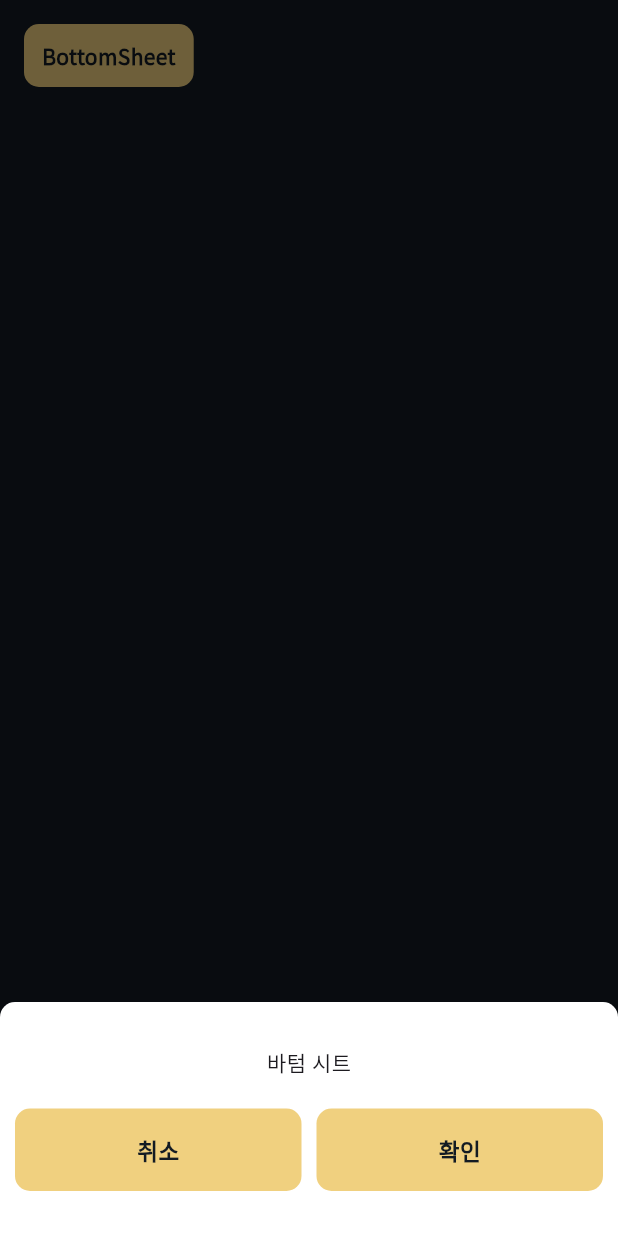
After one commit to hatssue/client, a Flutter app: the ComponentSampleView screen opened by its route, after a tap on "BottomSheet", on a phone screen of 412 x 824 dp. The commit adds this screen. Run offline on Flutter 3.47's test engine with Material 3 defaults, Android fonts, the phone set to English and light mode, and no system bars; our stand-ins replace flutter_riverpod, freezed_annotation, go_router, riverpod_annotation, table_calendar; generated files the repository leaves out were written again.

Commit message:
feat: 컴포넌트 샘플 페이지 & base bottom sheet 컴포넌트 추가 (#19)

```diff
--- a/lib/features/home/home_view.dart
+++ b/lib/features/home/home_view.dart
@@ -55,6 +55,12 @@ class Home extends StatelessWidget {
                 },
                 child: const Text("챌린지 생성"),
               ),
+              ElevatedButton(
+                onPressed: () {
+                  context.go('/componentSampleView');
+                },
+                child: const Text("컴포넌트 샘플"),
+              ),
             ],
           )),
         );
--- /dev/null
+++ b/lib/features/samples/component_sample_view.dart
@@ -0,0 +1,31 @@
+import 'package:flutter/material.dart';
+import 'package:flutter_riverpod/flutter_riverpod.dart';
+import 'package:hatssue/features/samples/components/bottom_sheet_sample_view.dart';
+import 'package:hatssue/shared/base_bottom_sheet/base_bottom_sheet.dart';
+import 'package:hatssue/shared/button/button.dart';
+
+class ComponentSampleView extends ConsumerWidget {
+  const ComponentSampleView({super.key});
+
+  @override
+  Widget build(BuildContext context, WidgetRef ref) {
+    return Scaffold(
+      body: Padding(
+        padding: const EdgeInsets.all(16.0),
+        child: Column(
+          children: [
+            Button(
+              text: 'BottomSheet',
+              onPressed: () {
+                showModalBottomSheet(
+                  context: context,
+                  builder: (context) => const BottomSheetSampleView(),
+                );
+              },
+            ),
+          ],
+        ),
+      ),
+    );
+  }
+}
--- /dev/null
+++ b/lib/features/samples/components/bottom_sheet_sample_view.dart
@@ -0,0 +1,54 @@
+import 'package:flutter/material.dart';
+import 'package:hatssue/shared/base_bottom_sheet/base_bottom_sheet.dart';
+import 'package:hatssue/shared/button/button.dart';
+import 'package:hatssue/shared/button/button_size.dart';
+
+class BottomSheetSampleView extends StatelessWidget {
+  const BottomSheetSampleView({super.key});
+
+  @override
+  Widget build(BuildContext context) {
+    return BaseBottomSheet(
+      child: SizedBox(
+        width: double.infinity,
+        child: Column(
+          mainAxisSize: MainAxisSize.min,
+          children: [
+            const Text('바텀 시트'),
+            const SizedBox(height: 20),
+            Padding(
+              padding: const EdgeInsets.symmetric(
+                horizontal: 10,
+              ),
+              child: Row(
+                children: [
+                  Expanded(
+                    child: Button(
+                      size: ButtonSize.large,
+                      text: '취소',
+                      onPressed: () {
+                        Navigator.pop(context);
+                      },
+                    ),
+                  ),
+                  const SizedBox(
+                    width: 10,
+                  ),
+                  Expanded(
+                    child: Button(
+                      size: ButtonSize.large,
+                      text: '확인',
+                      onPressed: () {
+                        Navigator.pop(context);
+                      },
+                    ),
+                  ),
+                ],
+              ),
+            ),
+          ],
+        ),
+      ),
+    );
+  }
+}
--- /dev/null
+++ b/lib/shared/base_bottom_sheet/base_bottom_sheet.dart
@@ -0,0 +1,33 @@
+import 'package:flutter/material.dart';
+import 'package:flutter_riverpod/flutter_riverpod.dart';
+
+class BaseBottomSheet extends ConsumerWidget {
+  const BaseBottomSheet({
+    super.key,
+    required this.child,
+    this.padding,
+  });
+
+  final Widget child;
+  final EdgeInsets? padding;
+
+  @override
+  Widget build(BuildContext context, WidgetRef ref) {
+    return Container(
+      decoration: const BoxDecoration(
+        color: Colors.white,
+        borderRadius: BorderRadius.only(
+          topLeft: Radius.circular(10),
+          topRight: Radius.circular(10),
+        ),
+      ),
+      padding: padding ??
+          const EdgeInsets.symmetric(
+            vertical: 30,
+          ),
+      child: SafeArea(
+        child: child,
+      ),
+    );
+  }
+}
--- a/lib/shared/button/button.dart
+++ b/lib/shared/button/button.dart
@@ -79,7 +79,7 @@ class _ButtonState extends ConsumerState<Button> {
           color: backgroundColor,
           borderRadius: BorderRadius.circular(10),
         ),
-        padding: const EdgeInsets.all(18),
+        padding: EdgeInsets.all(widget.size.padding),
         child: Row(
           mainAxisSize: MainAxisSize.min,
           mainAxisAlignment: MainAxisAlignment.center,
--- a/lib/theme/res/palette.dart
+++ b/lib/theme/res/palette.dart
@@ -17,4 +17,7 @@ abstract class Palette {
   static Color grey08 = const Color(0xFF363D44);
   static Color grey09 = const Color(0xFF2C353F);
   static Color grey10 = const Color(0xFF2A3139);
+  // static Color grey11 = const Color(0x000000B3);
+
+  static Color white = const Color(0xFFFFFFFF);
 }
--- a/lib/utils/custom_router.dart
+++ b/lib/utils/custom_router.dart
@@ -4,6 +4,7 @@ import 'package:hatssue/features/challenge/presentaion/screens/new_challenge_not
 import 'package:hatssue/features/challenge/presentaion/screens/new_challenge_page.dart';
 import 'package:hatssue/features/home/home_view.dart';
 import 'package:hatssue/features/samples/calendar_sample_view.dart';
+import 'package:hatssue/features/samples/component_sample_view.dart';
 
 class CustomRouter {
   static GoRouter router = GoRouter(routes: [
@@ -34,6 +35,10 @@ class CustomRouter {
     GoRoute(
       path: "/challengeView",
       builder: (context, state) => const NewChallengePage(),
+    ),
+    GoRoute(
+      path: "/componentSampleView",
+      builder: (context, state) => const ComponentSampleView(),
     )
   ]);
 }
```
